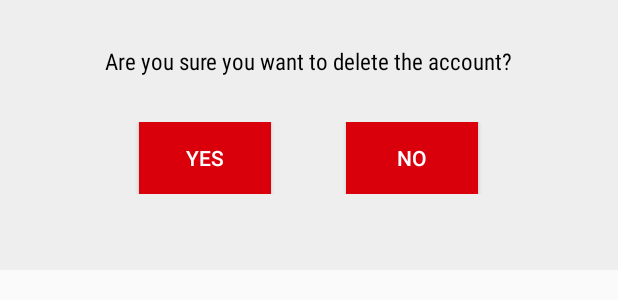
After one commit to AshishAgarwal2101/DCB-App, an Android app: the layout dialog_confirm_account_deletion.xml on its own in the app's theme, with its tools: preview values and no code run, on a phone screen of 412 x 824 dp. The commit adds this screen. Shown: the top 300 px of the screen. Run offline under Robolectric (Android 15) with nearby library versions, the light colour scheme and no system bars.

Commit message:
Remove account

```diff
--- a/app/src/main/java/com/cashless/easycash/MainActivity.java
+++ b/app/src/main/java/com/cashless/easycash/MainActivity.java
@@ -27,7 +27,7 @@ public class MainActivity extends AppCompatActivity
 
     ImageView bSend, bReceive, bTransaction, bInvest, bFAQs, bAddNewNumber;
     Intent intent;
-    static int i=0,k=0,currentAccount,maxNumberOfAccounts=4;
+    static int k=0,currentAccount,maxNumberOfAccounts=4;
     String phn="8888877777",bankName="DCB",vpa="534534@ybl",accno="31241441414",name="Ronit",
             id,branch="Jayanagar",ifsc="ubi00000127",vpaPin="1234",appPin="2345";
     ArrayList<String> accounts = new ArrayList<>();
@@ -88,7 +88,7 @@ public class MainActivity extends AppCompatActivity
         bInvest = (ImageView) findViewById(R.id.icon_invest);
         bFAQs = (ImageView)findViewById(R.id.icon_faqs);
         bAddNewNumber=(ImageView)findViewById(R.id.icon_num);
-        intent= new Intent(this, ChoosePhoneActivity.class);
+        intent= new Intent(this, BankAccount.class);
         intent.putExtra("new","newNumber");
 
 
--- a/app/src/main/res/layout/activity_bank_account.xml
+++ b/app/src/main/res/layout/activity_bank_account.xml
@@ -13,6 +13,7 @@
         android:layout_height="25dp"
         android:textColor="#ffffff"
         android:background="#003380"
+        android:id="@+id/delete_account_button"
         android:layout_marginLeft="210dp"
         android:layout_marginTop="45dp"
         android:text="DELETE ACCOUNT" />
--- a/app/src/main/res/layout/content_main.xml
+++ b/app/src/main/res/layout/content_main.xml
@@ -167,7 +167,7 @@
         <TextView
             android:layout_width="match_parent"
             android:layout_height="wrap_content"
-            android:text="ADD NEW NUMBER"
+            android:text="PROFILE"
             android:textColor="@color/colorBlack"
             android:textStyle="bold"
             android:gravity="center"
--- /dev/null
+++ b/app/src/main/res/layout/dialog_confirm_account_deletion.xml
@@ -0,0 +1,44 @@
+<?xml version="1.0" encoding="utf-8"?>
+<LinearLayout
+    xmlns:android="http://schemas.android.com/apk/res/android"
+    android:orientation="vertical"
+    android:background="#eeeeee"
+    android:layout_width="match_parent"
+    android:layout_height="180dp">
+
+    <TextView
+        android:layout_width="wrap_content"
+        android:layout_height="wrap_content"
+        android:layout_marginTop="30dp"
+        android:layout_marginLeft="20dp"
+        android:layout_marginRight="20dp"
+        android:text="Are you sure you want to delete the account?"
+        android:textColor="#000000"
+        android:textSize="15dp"
+        android:fontFamily="sans-serif-condensed"
+        android:layout_gravity="center"/>
+    <LinearLayout
+        android:layout_width="match_parent"
+        android:layout_height="wrap_content"
+        android:layout_marginTop="30dp"
+        android:layout_marginBottom="40dp"
+        android:gravity="center"
+        android:orientation="horizontal">
+        <Button
+            android:layout_width="wrap_content"
+            android:layout_height="wrap_content"
+            android:background="@color/colorRed"
+            android:id="@+id/delete_account_yes"
+            android:layout_marginRight="50dp"
+            android:textColor="#ffffff"
+            android:text="Yes"/>
+        <Button
+            android:layout_width="wrap_content"
+            android:layout_height="wrap_content"
+            android:background="@color/colorRed"
+            android:id="@+id/delete_account_no"
+            android:textColor="#ffffff"
+            android:text="No"/>
+
+    </LinearLayout>
+</LinearLayout>
```
Also changed, not shown: app/src/main/java/com/cashless/easycash/BankAccount.java (+75 -1 lines), app/src/main/java/com/cashless/easycash/DialogConfirmAccountDeletion.java (added, +118 -0 lines).
